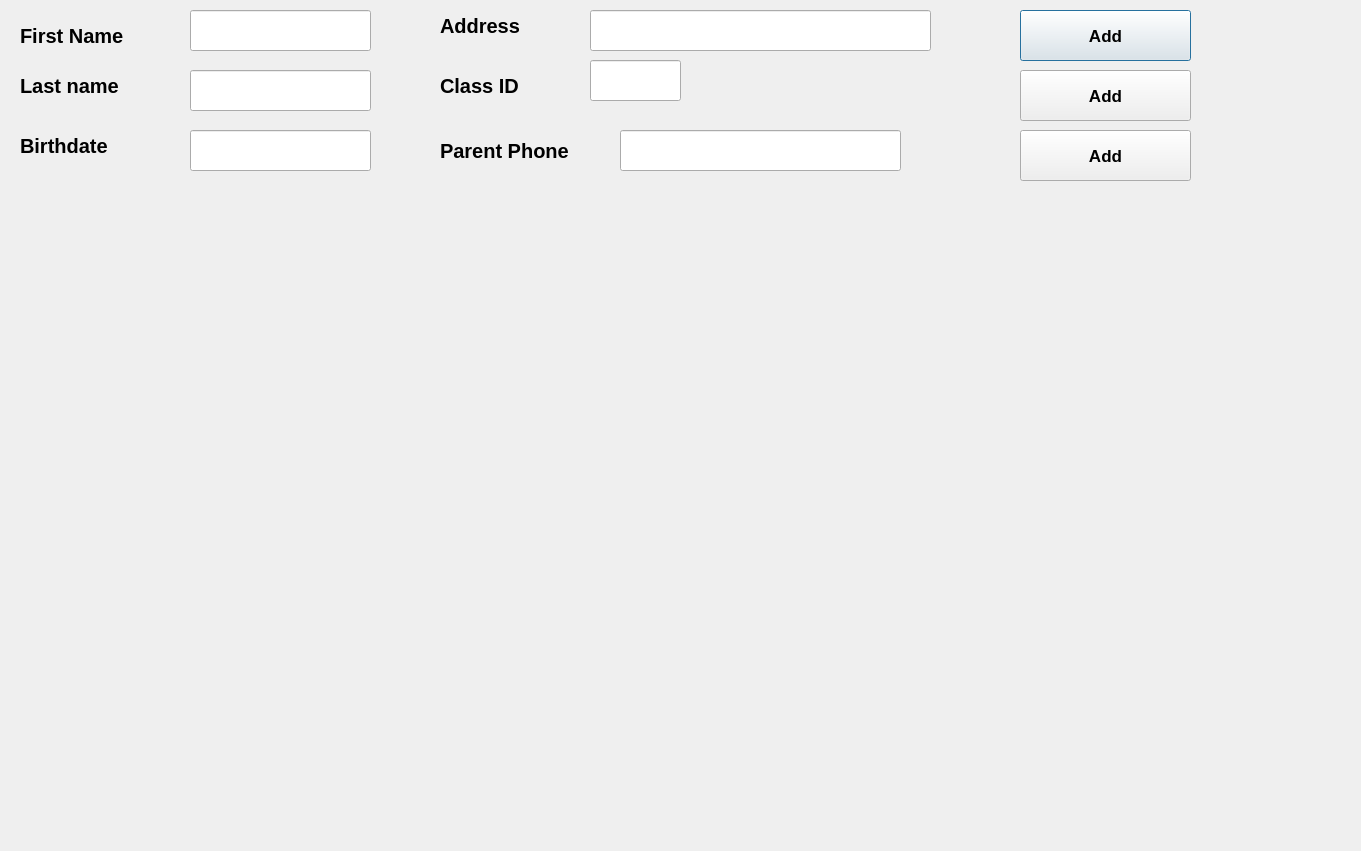
Before: the Qt Designer form database/ui/students_management.ui in msa-sadeghi/ali_pishnamazi, drawn with Qt 5.
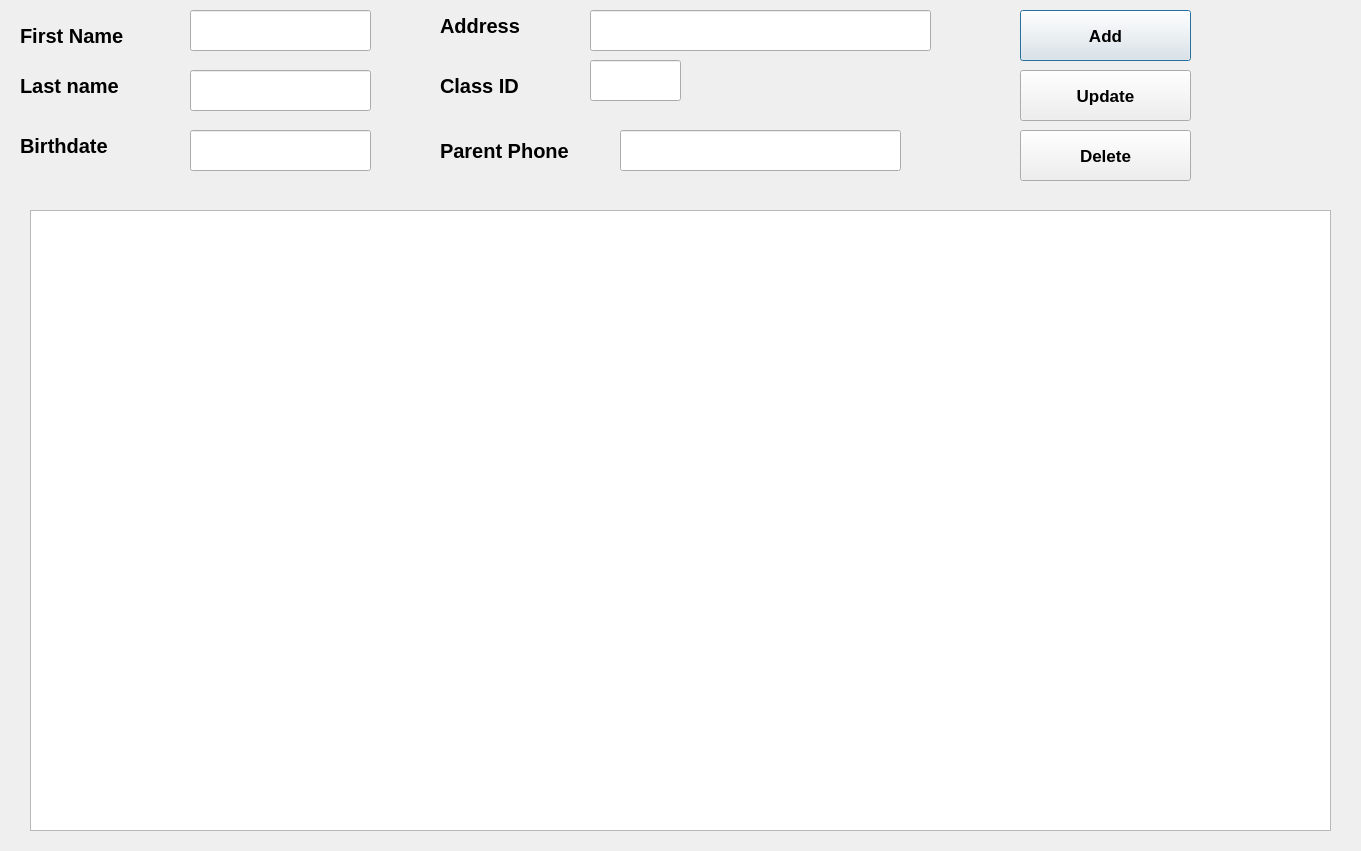
After: the same form once the commit is applied.

What changed in the file:
```diff
--- a/database/ui/students_management.ui
+++ b/database/ui/students_management.ui
@@ -230,7 +230,7 @@
     </font>
    </property>
    <property name="text">
-    <string>Add</string>
+    <string>Update</string>
    </property>
   </widget>
   <widget class="QPushButton" name="pushButton_3">
@@ -250,7 +250,17 @@
     </font>
    </property>
    <property name="text">
-    <string>Add</string>
+    <string>Delete</string>
+   </property>
+  </widget>
+  <widget class="QTableWidget" name="tableWidget">
+   <property name="geometry">
+    <rect>
+     <x>30</x>
+     <y>210</y>
+     <width>1301</width>
+     <height>621</height>
+    </rect>
    </property>
   </widget>
  </widget>
```
Left out of the diff: 6 changed lines with no effect on the pictures.
